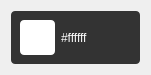
Qt form plugins/neocolorplg/src/smallform.ui (yjmthu/Neobox) before a commit.
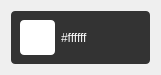
The same form after that commit.

```diff
--- a/plugins/neocolorplg/src/smallform.ui
+++ b/plugins/neocolorplg/src/smallform.ui
@@ -6,7 +6,7 @@
    <rect>
     <x>0</x>
     <y>0</y>
-    <width>156</width>
+    <width>166</width>
     <height>79</height>
    </rect>
   </property>
@@ -65,13 +65,13 @@
        <widget class="QLabel" name="label">
         <property name="minimumSize">
          <size>
-          <width>70</width>
+          <width>80</width>
           <height>0</height>
          </size>
         </property>
         <property name="maximumSize">
          <size>
-          <width>70</width>
+          <width>80</width>
           <height>16777215</height>
          </size>
         </property>
```
